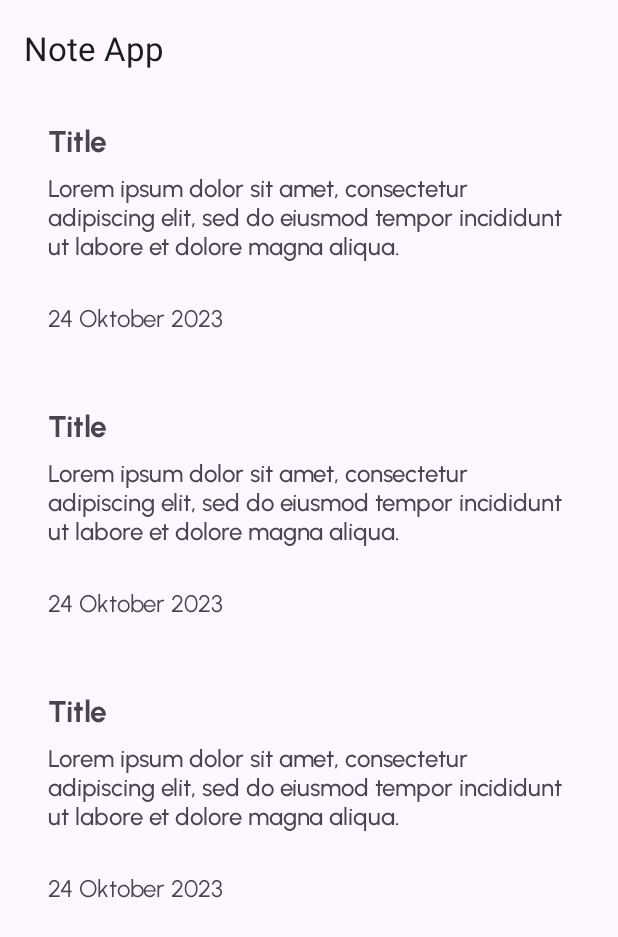
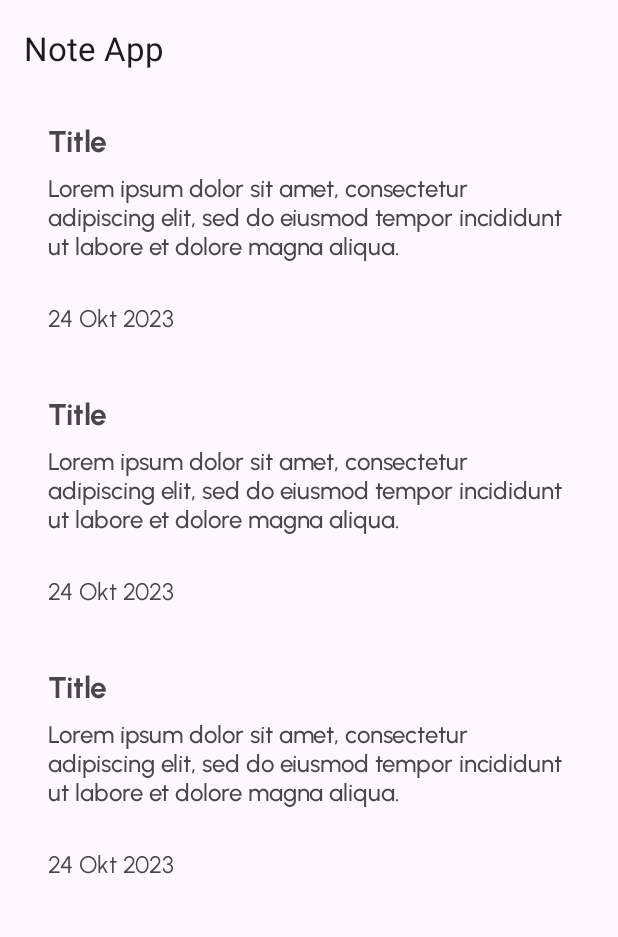
Before and after one commit to wildanfatah22/challenge4, an Android app: the layout activity_main.xml on its own in the app's theme, with its tools: preview values and no code run, on a phone screen of 412 x 824 dp. Shown: the top 937 px of the screen. Run offline under Robolectric (Android 15) with nearby library versions, the phone set to English and light mode, and no system bars.

Commit message:
fix NoteAdapter and MainViewModel

```diff
--- a/app/src/main/java/com/example/challenge4/model/local/repository/NoteRepository.kt
+++ b/app/src/main/java/com/example/challenge4/model/local/repository/NoteRepository.kt
@@ -2,7 +2,6 @@ package com.example.challenge4.model.local.repository
 
 import android.app.Application
 import android.content.SharedPreferences
-import androidx.lifecycle.LiveData
 import com.example.challenge4.model.local.room.Note
 import com.example.challenge4.model.local.room.NoteDao
 import com.example.challenge4.model.local.room.NoteDb
--- a/app/src/main/java/com/example/challenge4/viewmodel/MainViewModel.kt
+++ b/app/src/main/java/com/example/challenge4/viewmodel/MainViewModel.kt
@@ -12,6 +12,9 @@ import com.example.challenge4.model.local.room.Note
 import kotlinx.coroutines.Dispatchers
 import kotlinx.coroutines.delay
 import kotlinx.coroutines.launch
+import java.text.SimpleDateFormat
+import java.util.Date
+import java.util.Locale
 
 class MainViewModel(application: Application, sharedPreferences: SharedPreferences) : ViewModel() {
     private val noteRepository: NoteRepository = NoteRepository(application, sharedPreferences)
@@ -39,4 +42,5 @@ class MainViewModel(application: Application, sharedPreferences: SharedPreferenc
     fun delete(note: Note) {
         noteRepository.delete(note)
     }
+
 }
--- a/app/src/main/res/layout/activity_main.xml
+++ b/app/src/main/res/layout/activity_main.xml
@@ -45,7 +45,6 @@
             android:visibility="@{viewModel.loading ? view.GONE : view.VISIBLE}"
             app:layout_constraintTop_toBottomOf="@id/app_bar"
             app:setAdapter="@{adapter}"
-            app:submitList="@{viewModel.notes}"
             app:setLayoutManager="@{layoutManager}"
             tools:listitem="@layout/note_item"/>
 
--- a/app/src/main/res/layout/note_item.xml
+++ b/app/src/main/res/layout/note_item.xml
@@ -6,7 +6,7 @@
     android:layout_width="match_parent"
     android:layout_height="wrap_content"
     app:cardCornerRadius="15dp"
-    android:layout_marginBottom="16dp"
+    android:layout_marginBottom="8dp"
     app:strokeWidth="0dp">
 
     <androidx.constraintlayout.widget.ConstraintLayout
--- a/app/src/main/res/values/strings.xml
+++ b/app/src/main/res/values/strings.xml
@@ -10,6 +10,6 @@
     <string name="name_full">Full Name</string>
     <string name="have_account">Already have account?</string>
     <string name="title">Title</string>
-    <string name="date">24 Oktober 2023</string>
+    <string name="date">24 Okt 2023</string>
     <string name="description_content">Lorem ipsum dolor sit amet, consectetur adipiscing elit, sed do eiusmod tempor incididunt ut labore et dolore magna aliqua.\n</string>
 </resources>
--- a/app/src/main/res/values/themes.xml
+++ b/app/src/main/res/values/themes.xml
@@ -2,8 +2,9 @@
     <!-- Base application theme. -->
     <style name="Base.Theme.Challenge4" parent="Theme.Material3.DayNight.NoActionBar">
         <!-- Customize your light theme here. -->
-        <!-- <item name="colorPrimary">@color/my_light_primary</item> -->
+         <item name="colorPrimary">@color/black_bg</item>
     </style>
+
 
     <style name="Theme.Challenge4" parent="Base.Theme.Challenge4" />
 </resources>
```
Also changed, not shown: app/src/main/java/com/example/challenge4/view/MainActivity.kt (+7 -1 lines), app/src/main/java/com/example/challenge4/view/adapter/NoteAdapter.kt (+60 -1 lines), app/src/main/java/com/example/challenge4/view/adapter/NoteDiffCallback.kt (added, +15 -0 lines).
